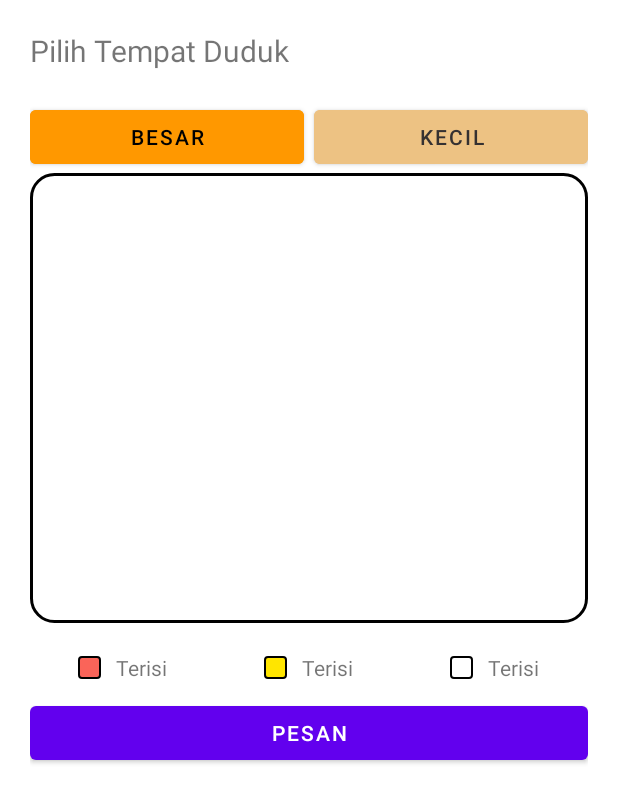
After one commit to ChristopherWilliamBill/PPPB51_Tubes02_B_B, an Android app: the fragment TempatDuduk shown on its own in the app's theme, on a phone screen of 412 x 824 dp. The commit adds this screen. Shown: the top 803 px of the screen. Run offline under Robolectric (Android 15) with nearby library versions, the phone set to English and light mode, and no system bars.

Commit message:
febri, kursi

```diff
--- a/app/build.gradle
+++ b/app/build.gradle
@@ -36,6 +36,7 @@ dependencies {
     implementation 'androidx.appcompat:appcompat:1.4.0'
     implementation 'com.google.android.material:material:1.4.0'
     implementation 'androidx.constraintlayout:constraintlayout:2.1.2'
+    implementation 'androidx.legacy:legacy-support-v4:1.0.0'
     testImplementation 'junit:junit:4.+'
     androidTestImplementation 'androidx.test.ext:junit:1.1.3'
     androidTestImplementation 'androidx.test.espresso:espresso-core:3.4.0'
--- /dev/null
+++ b/app/src/main/java/com/pppb/travelindo/TempatDuduk.java
@@ -0,0 +1,48 @@
+package com.pppb.travelindo;
+
+import android.os.Bundle;
+
+import androidx.fragment.app.Fragment;
+
+import android.view.LayoutInflater;
+import android.view.View;
+import android.view.ViewGroup;
+
+public class TempatDuduk extends Fragment {
+
+    private static final String ARG_PARAM1 = "param1";
+    private static final String ARG_PARAM2 = "param2";
+
+    // TODO: Rename and change types of parameters
+    private String mParam1;
+    private String mParam2;
+
+    public TempatDuduk() {
+        // Required empty public constructor
+    }
+
+    public static TempatDuduk newInstance(String param1, String param2) {
+        TempatDuduk fragment = new TempatDuduk();
+        Bundle args = new Bundle();
+        args.putString(ARG_PARAM1, param1);
+        args.putString(ARG_PARAM2, param2);
+        fragment.setArguments(args);
+        return fragment;
+    }
+
+    @Override
+    public void onCreate(Bundle savedInstanceState) {
+        super.onCreate(savedInstanceState);
+        if (getArguments() != null) {
+            mParam1 = getArguments().getString(ARG_PARAM1);
+            mParam2 = getArguments().getString(ARG_PARAM2);
+        }
+    }
+
+    @Override
+    public View onCreateView(LayoutInflater inflater, ViewGroup container,
+                             Bundle savedInstanceState) {
+        // Inflate the layout for this fragment
+        return inflater.inflate(R.layout.fragment_tempat_duduk_besar, container, false);
+    }
+}
--- /dev/null
+++ b/app/src/main/res/drawable/border.xml
@@ -0,0 +1,6 @@
+<?xml version="1.0" encoding="utf-8"?>
+<shape xmlns:android="http://schemas.android.com/apk/res/android" android:shape="rectangle" >
+    <solid android:color="@android:color/white" />
+    <stroke android:width="2dp" android:color="@color/black"/>
+    <corners android:radius="15dp"/>
+</shape>
--- /dev/null
+++ b/app/src/main/res/drawable/border_tipis_dipilih.xml
@@ -0,0 +1,6 @@
+<?xml version="1.0" encoding="utf-8"?>
+<shape xmlns:android="http://schemas.android.com/apk/res/android" android:shape="rectangle" >
+    <solid android:color="@color/dipilih" />
+    <stroke android:width="1dp" android:color="@color/black"/>
+    <corners android:radius="2dp"/>
+</shape>
--- /dev/null
+++ b/app/src/main/res/drawable/border_tipis_kosong.xml
@@ -0,0 +1,6 @@
+<?xml version="1.0" encoding="utf-8"?>
+<shape xmlns:android="http://schemas.android.com/apk/res/android" android:shape="rectangle" >
+    <solid android:color="@color/white" />
+    <stroke android:width="1dp" android:color="@color/black"/>
+    <corners android:radius="2dp"/>
+</shape>
--- /dev/null
+++ b/app/src/main/res/drawable/border_tipis_terisi.xml
@@ -0,0 +1,6 @@
+<?xml version="1.0" encoding="utf-8"?>
+<shape xmlns:android="http://schemas.android.com/apk/res/android" android:shape="rectangle" >
+    <solid android:color="@color/terisi" />
+    <stroke android:width="1dp" android:color="@color/black"/>
+    <corners android:radius="2dp"/>
+</shape>
--- /dev/null
+++ b/app/src/main/res/layout/fragment_tempat_duduk_besar.xml
@@ -0,0 +1,208 @@
+<?xml version="1.0" encoding="utf-8"?>
+<RelativeLayout
+    xmlns:android="http://schemas.android.com/apk/res/android"
+    xmlns:tools="http://schemas.android.com/tools"
+    android:layout_width="match_parent"
+    android:layout_height="match_parent">
+
+    <LinearLayout
+        android:layout_width="match_parent"
+        android:layout_height="match_parent"
+        android:layout_marginStart="@dimen/size20"
+        android:layout_marginTop="@dimen/size20"
+        android:layout_marginEnd="@dimen/size20"
+        android:layout_marginBottom="@dimen/size20"
+        android:orientation="vertical">
+
+        <LinearLayout
+            android:layout_width="match_parent"
+            android:layout_height="wrap_content"
+            android:orientation="horizontal"
+            android:layout_marginBottom="@dimen/size20">
+
+            <TextView
+                android:layout_width="wrap_content"
+                android:layout_height="match_parent"
+                android:text="Pilih Tempat Duduk"
+                android:textSize="@dimen/size20" />
+        </LinearLayout>
+
+        <LinearLayout
+            android:layout_width="match_parent"
+            android:layout_height="wrap_content"
+            android:orientation="horizontal">
+
+            <Button
+                android:layout_width="wrap_content"
+                android:layout_height="wrap_content"
+                android:layout_marginRight="5px"
+                android:layout_weight="1"
+                android:text="Besar"
+                android:textColor="@color/black"
+                android:backgroundTint="@color/dipencet"
+                />
+
+            <Button
+                android:layout_width="wrap_content"
+                android:layout_height="wrap_content"
+                android:layout_marginLeft="5px"
+                android:layout_weight="1"
+                android:textColor="#353131"
+                android:backgroundTint="@color/tidakDipencet"
+                android:text="Kecil"
+            />
+
+        </LinearLayout>
+
+        <LinearLayout
+            android:layout_width="match_parent"
+            android:layout_height="wrap_content"
+            android:orientation="horizontal"
+            android:background="@drawable/border">
+            <LinearLayout
+                android:layout_width="wrap_content"
+                android:layout_height="match_parent"
+                android:gravity="center"
+                android:layout_weight="1"
+                android:orientation="vertical">
+
+                    <ImageView
+                        android:layout_marginTop="@dimen/size20"
+                        android:layout_width="50dp"
+                        android:layout_height="50dp"/>
+                    <ImageView
+                        android:layout_marginTop="@dimen/size20"
+                        android:layout_width="50dp"
+                        android:layout_height="50dp"
+                        android:layout_marginBottom="@dimen/size20"/>
+
+            </LinearLayout>
+
+
+            <LinearLayout
+                android:layout_width="wrap_content"
+                android:layout_height="wrap_content"
+                android:gravity="center"
+                android:layout_weight="1"
+                android:orientation="vertical">
+
+                    <ImageView
+                        android:layout_marginTop="@dimen/size20"
+                        android:layout_width="50dp"
+                        android:layout_height="50dp"/>
+                    <ImageView
+                        android:layout_marginTop="@dimen/size20"
+                        android:layout_width="50dp"
+                        android:layout_height="50dp"/>
+                    <ImageView
+                        android:layout_marginTop="@dimen/size20"
+                        android:layout_width="50dp"
+                        android:layout_height="50dp"/>
+                    <ImageView
+                        android:layout_marginTop="@dimen/size20"
+                        android:layout_width="50dp"
+                        android:layout_height="50dp"
+                        android:layout_marginBottom="@dimen/size20"
+                        />
+
+            </LinearLayout>
+            <LinearLayout
+                android:layout_width="wrap_content"
+                android:layout_height="wrap_content"
+                android:gravity="center"
+                android:layout_weight="1"
+                android:orientation="vertical"
+                >
+                    <ImageView
+                        android:layout_marginTop="@dimen/size20"
+                        android:layout_width="50dp"
+                        android:layout_height="50dp"/>
+                    <ImageView
+                        android:layout_marginTop="@dimen/size20"
+                        android:layout_width="50dp"
+                        android:layout_height="50dp"/>
+                    <ImageView
+                        android:layout_marginTop="@dimen/size20"
+                        android:layout_width="50dp"
+                        android:layout_height="50dp"/>
+                    <ImageView
+                        android:layout_marginTop="@dimen/size20"
+                        android:layout_width="50dp"
+                        android:layout_height="50dp"
+                        android:layout_marginBottom="@dimen/size20"/>
+            </LinearLayout>
+        </LinearLayout>
+
+
+        <LinearLayout
+            android:layout_width="wrap_content"
+            android:layout_height="wrap_content"
+            android:orientation="vertical">
+
+        </LinearLayout>
+
+
+        <LinearLayout
+            android:layout_width="match_parent"
+            android:layout_height="wrap_content"
+            android:orientation="horizontal"
+            android:paddingTop="@dimen/size20">
+            <LinearLayout
+                android:layout_width="wrap_content"
+                android:layout_height="wrap_content"
+                android:orientation="horizontal"
+                android:gravity="center"
+                android:layout_weight="1">
+                <LinearLayout
+                    android:layout_width="15dp"
+                    android:layout_height="15dp"
+                    android:background="@drawable/border_tipis_terisi"
+                    />
+                <TextView
+                    android:layout_width="wrap_content"
+                    android:layout_height="wrap_content"
+                    android:text="Terisi"
+                    android:layout_marginLeft="@dimen/size10"/>
+            </LinearLayout>
+            <LinearLayout
+                android:layout_width="wrap_content"
+                android:layout_height="wrap_content"
+                android:orientation="horizontal"
+                android:gravity="center"
+                android:layout_weight="1">
+                <LinearLayout
+                    android:layout_width="15dp"
+                    android:layout_height="15dp"
+                    android:background="@drawable/border_tipis_dipilih"/>
+                <TextView
+                    android:layout_width="wrap_content"
+                    android:layout_height="wrap_content"
+                    android:text="Terisi"
+                    android:layout_marginLeft="@dimen/size10"/>
+            </LinearLayout>
+            <LinearLayout
+                android:layout_width="wrap_content"
+                android:layout_height="wrap_content"
+                android:gravity="center"
+                android:orientation="horizontal"
+                android:layout_weight="1">
+                <LinearLayout
+                    android:layout_width="15dp"
+                    android:layout_height="15dp"
+                    android:background="@drawable/border_tipis_kosong"/>
+                <TextView
+                    android:layout_width="wrap_content"
+                    android:layout_height="wrap_content"
+                    android:text="Terisi"
+                    android:layout_marginLeft="@dimen/size10"/>
+            </LinearLayout>
+        </LinearLayout>
+
+        <Button
+            android:layout_marginTop="@dimen/size10"
+            android:layout_width="match_parent"
+            android:layout_height="wrap_content"
+            android:text="Pesan" />
+
+    </LinearLayout>
+</RelativeLayout>
--- a/app/src/main/res/values/colors.xml
+++ b/app/src/main/res/values/colors.xml
@@ -9,4 +9,9 @@
     <color name="white">#FFFFFFFF</color>
     <color name="theme">#FF414E7A</color>
     <color name="textColor">#FF6071A0</color>
+    <color name="dipencet">#FF9800</color>
+    <color name="tidakDipencet">#EDC283</color>
+    <color name="terisi">#FA6459</color>
+    <color name="dipilih">#FFE500</color>
+    <color name="kosong">#FFFFFF</color>
 </resources>
--- a/app/src/main/res/values/strings.xml
+++ b/app/src/main/res/values/strings.xml
@@ -11,4 +11,6 @@
         <item>Tangerang</item>
         <item>Bogor</item>
     </string-array>
+    <!-- TODO: Remove or change this placeholder text -->
+    <string name="hello_blank_fragment">Hello blank fragment</string>
 </resources>
```
Also changed, not shown: app/src/main/res/layout/fragment_tempat_duduk_kecil.xml (added, +190 -0 lines), app/src/main/res/layout/navigation_fragment.xml (+8 -0 lines).
